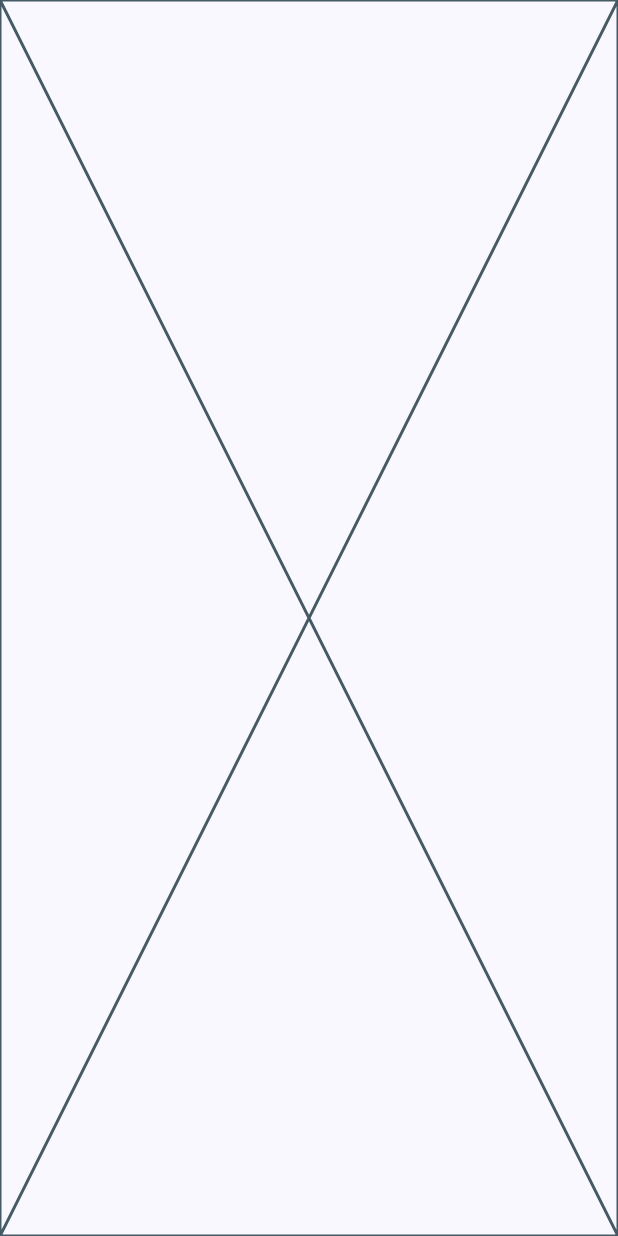
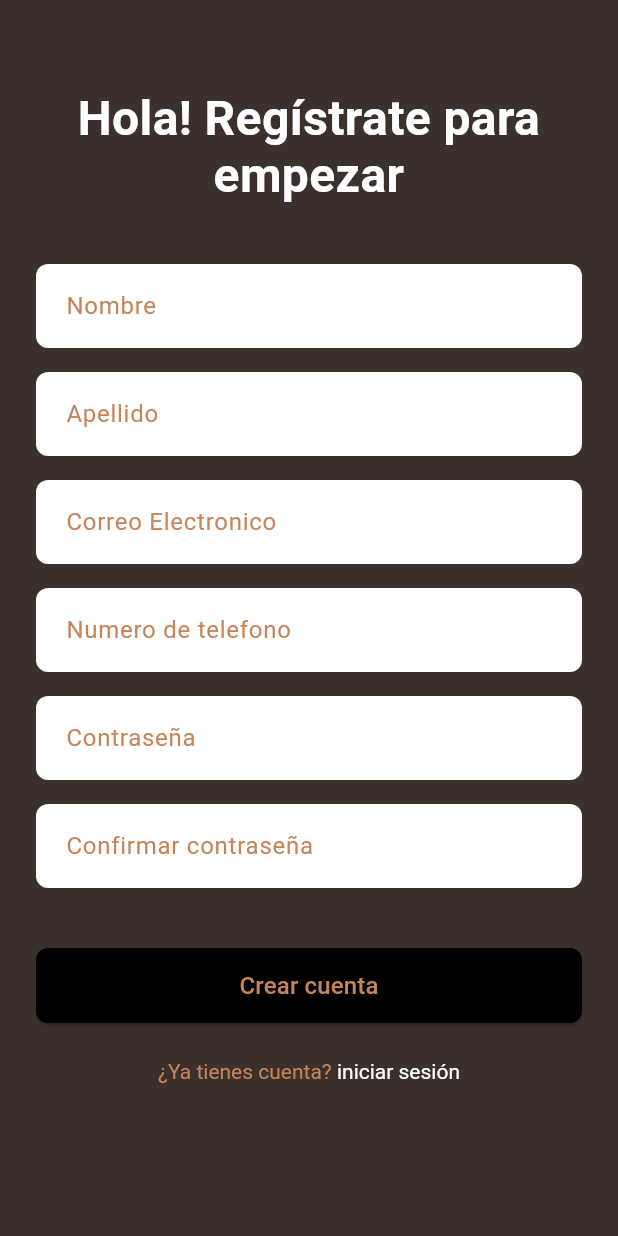
Before and after one commit to bodoquexd/Chocomil_Movies_App_BV, a Flutter app: the screen it shows after launch, on a phone screen of 412 x 824 dp. Run offline on Flutter 3.47's test engine with Material 3 defaults, Android fonts, the phone set to English and light mode, and no system bars; our stand-ins replace go_router.

Commit message:
Creacion de la patalla de registro

```diff
--- a/lib/config/router/app_router.dart
+++ b/lib/config/router/app_router.dart
@@ -1,23 +1,29 @@
 //importamos GoRouter para manejar las rutas de navegación en la aplicación
+import 'package:chocomil_movies_app_bv/presentation/screens/register.dart';
 import 'package:go_router/go_router.dart';
-import 'package:chocomil_movies_app_bv/presentation/screens/screens.dart';
+import 'package:chocomil_movies_app_bv/presentation/screens/screens.dart';// Ajusta el nombre exacto de tu archivo
 
 //Usar GoRouter nos ayuda a que nosotros no tengamos que hacer configuraciones especiales si lo queremos en la web
 final appRouter = GoRouter
 (
-  //pantallas inicial de la App
-  initialLocation: '/',
+  // Cambiamos temporalmente la ruta inicial para ver la pantalla de registro al compilar
+  initialLocation: '/register',
 
   //lista de rutas disponibles en la App
   routes:
   [
-
     GoRoute(
       //URL de la ruta
       path: '/',
       //Nombre de la ruta (Util para la navegación)
       name: HomeScreen.name,
       builder: (context, state) => const HomeScreen(),
-    )
+    ),
+
+    GoRoute(
+      path: '/register',
+      name: 'register_screen', // Puedes definir un String o usar una variable estática como en HomeScreen
+      builder: (context, state) => const Register(),
+    ),
   ],
 );
--- a/lib/presentation/screens/movies/home_screen.dart
+++ /dev/null
@@ -1,18 +0,0 @@
-//impm (Flutter Snippets)
-import 'package:flutter/material.dart';
-
-//stls
-class HomeScreen extends StatelessWidget {
-
-  //Sirve para rutas de navegacion (Go_Router)
-  static const name = 'home-screen';
-
-  const HomeScreen({super.key});
-
-  @override
-  Widget build(BuildContext context) {
-    return const Scaffold(
-      body: Placeholder(),
-    );
-  }
-}
--- /dev/null
+++ b/lib/presentation/screens/register.dart
@@ -0,0 +1,130 @@
+import 'package:flutter/material.dart';
+
+class Register extends StatelessWidget {
+  const Register({super.key});
+
+  @override
+  Widget build(BuildContext context) {
+    // Definimos los colores principales basados en la imagen
+    const Color backgroundColor = Color(0xFF3B302B);
+    const Color textColorAccent = Color(0xFFC78458);
+
+    return Scaffold(
+      backgroundColor: backgroundColor,
+      body: SafeArea(
+        child: SingleChildScrollView(
+          child: Stack(
+            children: [
+              Padding(
+                padding: const EdgeInsets.symmetric(horizontal: 24.0),
+                child: Column(
+                  crossAxisAlignment: CrossAxisAlignment.center,
+                  children: [
+                    const SizedBox(height: 60),
+
+                    // Título principal
+                    const Text(
+                      'Hola! Regístrate para\nempezar',
+                      textAlign: TextAlign.center,
+                      style: TextStyle(
+                        color: Colors.white,
+                        fontSize: 32,
+                        fontWeight: FontWeight.bold,
+                        height: 1.2,
+                      ),
+                    ),
+                    const SizedBox(height: 40),
+
+                    // Campos de texto
+                    _buildTextField('Nombre'),
+                    const SizedBox(height: 16),
+                    _buildTextField('Apellido'),
+                    const SizedBox(height: 16),
+                    _buildTextField('Correo Electronico'),
+                    const SizedBox(height: 16),
+                    _buildTextField('Numero de telefono'),
+                    const SizedBox(height: 16),
+                    _buildTextField('Contraseña', isPassword: true),
+                    const SizedBox(height: 16),
+                    _buildTextField('Confirmar contraseña', isPassword: true),
+
+                    const SizedBox(height: 40),
+
+                    // Botón de "Crear cuenta"
+                    SizedBox(
+                      width: double.infinity,
+                      height: 50,
+                      child: ElevatedButton(
+                        onPressed: () {
+                          // Lógica para crear cuenta
+                        },
+                        style: ElevatedButton.styleFrom(
+                          backgroundColor: Colors.black, // Fondo negro
+                          shape: RoundedRectangleBorder(
+                            borderRadius: BorderRadius.circular(8),
+                          ),
+                        ),
+                        child: const Text(
+                          'Crear cuenta',
+                          style: TextStyle(
+                            color: textColorAccent,
+                            fontSize: 16,
+                            fontWeight: FontWeight.w500,
+                          ),
+                        ),
+                      ),
+                    ),
+
+                    const SizedBox(height: 24),
+
+                    // Texto inferior "¿Ya tienes cuenta? iniciar sesión"
+                    RichText(
+                      text: const TextSpan(
+                        text: '¿Ya tienes cuenta? ',
+                        style: TextStyle(
+                          color: textColorAccent,
+                          fontSize: 14,
+                        ),
+                        children: [
+                          TextSpan(
+                            text: 'iniciar sesión',
+                            style: TextStyle(
+                              color: Colors.white,
+                              fontWeight: FontWeight.w400,
+                            ),
+                          ),
+                        ],
+                      ),
+                    ),
+                    const SizedBox(height: 40), // Espaciado final inferior
+                  ],
+                ),
+              ),
+            ],
+          ),
+        ),
+      ),
+    );
+  }
+
+  /// Método auxiliar para construir los campos de texto y mantener el código limpio
+  Widget _buildTextField(String hintText, {bool isPassword = false}) {
+    return TextField(
+      obscureText: isPassword,
+      decoration: InputDecoration(
+        hintText: hintText,
+        hintStyle: const TextStyle(
+          color: Color(0xFFC78458), // Color marrón claro para el texto de hint
+          fontWeight: FontWeight.w400,
+        ),
+        filled: true,
+        fillColor: Colors.white,
+        contentPadding: const EdgeInsets.symmetric(horizontal: 16, vertical: 16),
+        border: OutlineInputBorder(
+          borderRadius: BorderRadius.circular(8),
+          borderSide: BorderSide.none, // Sin bordes
+        ),
+      ),
+    );
+  }
+}
--- a/lib/presentation/screens/screens.dart
+++ b/lib/presentation/screens/screens.dart
@@ -1 +1,18 @@
-export 'movies/home_screen.dart';
+//impm (Flutter Snippets)
+import 'package:flutter/material.dart';
+
+//stls
+class HomeScreen extends StatelessWidget {
+
+  //Sirve para rutas de navegacion (Go_Router)
+  static const name = 'home-screen';
+
+  const HomeScreen({super.key});
+
+  @override
+  Widget build(BuildContext context) {
+    return const Scaffold(
+      body: Placeholder(),
+    );
+  }
+}
--- a/pubspec.yaml
+++ b/pubspec.yaml
@@ -30,11 +30,12 @@ environment:
 dependencies:
   flutter:
     sdk: flutter
+  go_router: ^17.2.3
 
   # The following adds the Cupertino Icons font to your application.
   # Use with the CupertinoIcons class for iOS style icons.
   cupertino_icons: ^1.0.8
-  go_router: ^17.2.3
+
 
 dev_dependencies:
   flutter_test:
```
Also changed, not shown: lib/domain/datasource.dart (added), lib/domain/entities.dart (added), lib/domain/repositories.dart (added).
